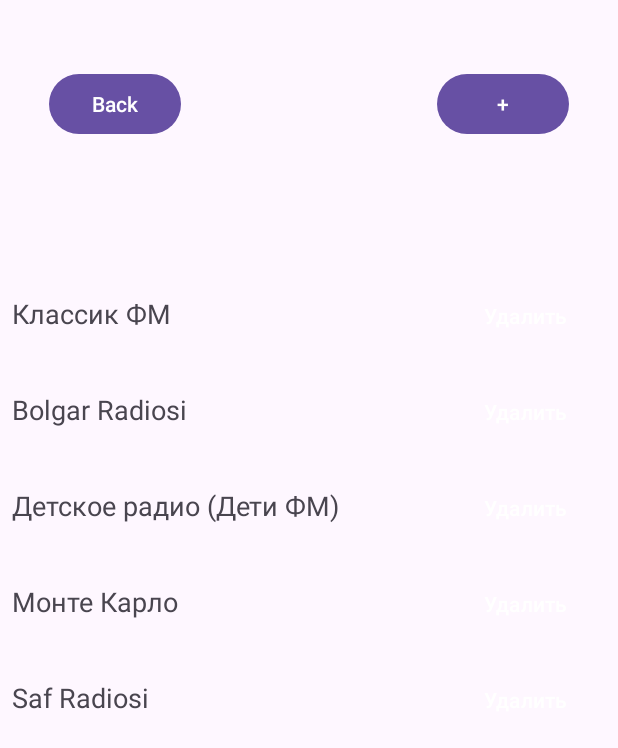
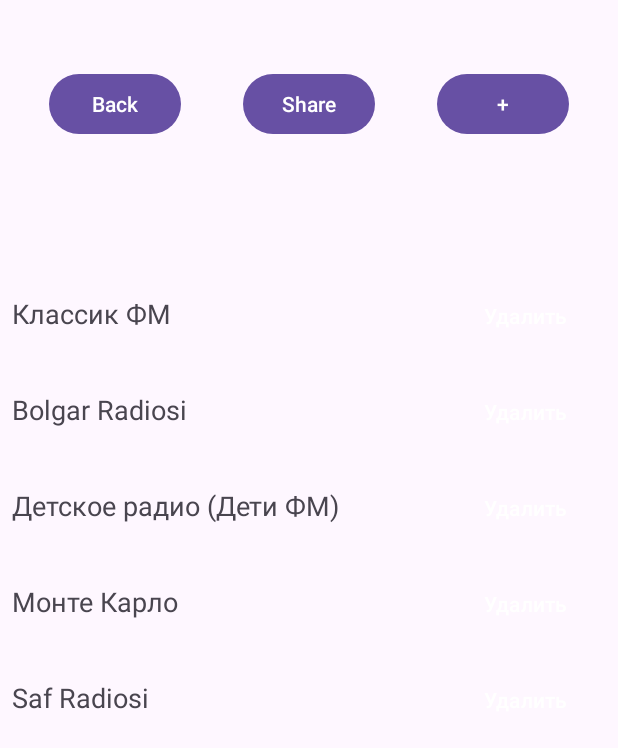
Before and after one commit to kaefik/AtRadio, an Android app: the screen it shows after launch (RadioStationListActivity), after a tap on "list", on a phone screen of 412 x 824 dp. Shown: the top 748 px of the screen. Run offline under Robolectric (Android 15) with nearby library versions, the phone set to English and light mode, and no system bars.

Commit message:
add функции сохранения и отправки через механизм share списка радиостанций

```diff
--- a/app/src/main/res/layout/activity_radio_station_list.xml
+++ b/app/src/main/res/layout/activity_radio_station_list.xml
@@ -27,6 +27,18 @@
         app:layout_constraintTop_toTopOf="parent" />
 
     <Button
+        android:id="@+id/buttonSaveShareStations"
+        android:layout_width="wrap_content"
+        android:layout_height="wrap_content"
+        android:layout_marginBottom="40dp"
+        android:text="Share"
+        app:layout_constraintBottom_toTopOf="@+id/recyclerViewRadioStations"
+        app:layout_constraintEnd_toEndOf="parent"
+        app:layout_constraintHorizontal_bias="0.5"
+        app:layout_constraintStart_toStartOf="parent"
+        app:layout_constraintTop_toTopOf="parent" />
+
+    <Button
         android:id="@+id/buttonBack"
         android:layout_width="wrap_content"
         android:layout_height="wrap_content"
--- /dev/null
+++ b/app/src/main/res/xml/file_paths.xml
@@ -0,0 +1,3 @@
+<paths xmlns:android="http://schemas.android.com/apk/res/android">
+    <files-path name="radio_files" path="." />
+</paths>
```
Also changed, not shown: app/src/main/AndroidManifest.xml (+9 -1 lines), app/src/main/java/com/example/iradio/RadioStationListActivity.kt (+41 -59 lines).
